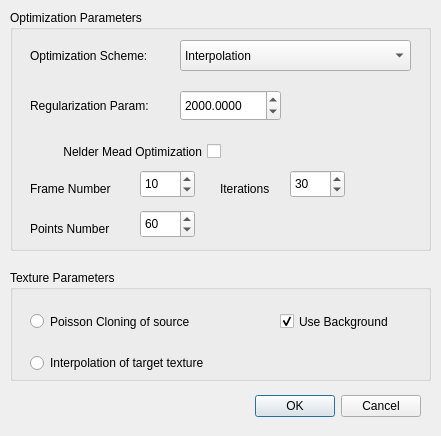
Old version of the form qt_gl/view/settingsDialog.ui in the repository dem42/exp_tran.
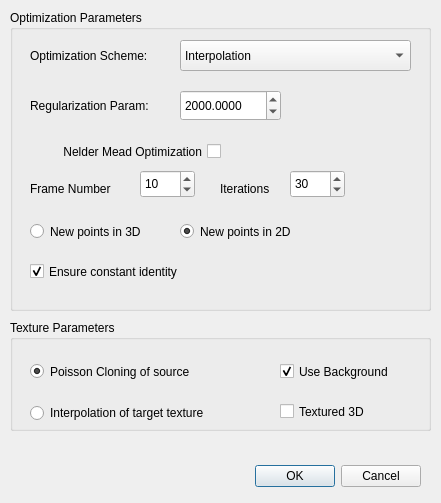
New version of the form.

Diff of the .ui file:
```diff
--- a/qt_gl/view/settingsDialog.ui
+++ b/qt_gl/view/settingsDialog.ui
@@ -7,7 +7,7 @@
     <x>0</x>
     <y>0</y>
     <width>441</width>
-    <height>436</height>
+    <height>503</height>
    </rect>
   </property>
   <property name="windowTitle">
@@ -17,7 +17,7 @@
    <property name="geometry">
     <rect>
      <x>80</x>
-     <y>390</y>
+     <y>460</y>
      <width>341</width>
      <height>32</height>
     </rect>
@@ -35,7 +35,7 @@
      <x>10</x>
      <y>10</y>
      <width>421</width>
-     <height>241</height>
+     <height>301</height>
     </rect>
    </property>
    <property name="title">
@@ -174,33 +174,49 @@
      <string>Iterations</string>
     </property>
    </widget>
-   <widget class="QLabel" name="label_5">
+   <widget class="QCheckBox" name="constantId">
     <property name="geometry">
      <rect>
       <x>20</x>
+      <y>250</y>
+      <width>191</width>
+      <height>23</height>
+     </rect>
+    </property>
+    <property name="text">
+     <string>Ensure constant identity</string>
+    </property>
+    <property name="checked">
+     <bool>true</bool>
+    </property>
+   </widget>
+   <widget class="QRadioButton" name="project3D">
+    <property name="geometry">
+     <rect>
+      <x>20</x>
       <y>210</y>
-      <width>101</width>
-      <height>18</height>
+      <width>141</width>
+      <height>23</height>
      </rect>
     </property>
     <property name="text">
-     <string>Points Number</string>
+     <string>New points in 3D</string>
     </property>
    </widget>
-   <widget class="QSpinBox" name="pointsBox">
+   <widget class="QRadioButton" name="project2D">
     <property name="geometry">
      <rect>
-      <x>130</x>
-      <y>200</y>
-      <width>55</width>
-      <height>28</height>
+      <x>170</x>
+      <y>210</y>
+      <width>141</width>
+      <height>23</height>
      </rect>
     </property>
-    <property name="maximum">
-     <number>1000</number>
+    <property name="text">
+     <string>New points in 2D</string>
     </property>
-    <property name="value">
-     <number>60</number>
+    <property name="checked">
+     <bool>true</bool>
     </property>
    </widget>
   </widget>
@@ -208,7 +224,7 @@
    <property name="geometry">
     <rect>
      <x>10</x>
-     <y>270</y>
+     <y>320</y>
      <width>421</width>
      <height>111</height>
     </rect>
@@ -231,6 +247,9 @@
     <property name="text">
      <string>Poisson Cloning of source</string>
     </property>
+    <property name="checked">
+     <bool>true</bool>
+    </property>
    </widget>
    <widget class="QRadioButton" name="interpolate">
     <property name="geometry">
@@ -264,6 +283,19 @@
      <bool>true</bool>
     </property>
    </widget>
+   <widget class="QCheckBox" name="texture3d">
+    <property name="geometry">
+     <rect>
+      <x>270</x>
+      <y>80</y>
+      <width>111</width>
+      <height>23</height>
+     </rect>
+    </property>
+    <property name="text">
+     <string>Textured 3D</string>
+    </property>
+   </widget>
   </widget>
  </widget>
  <resources/>
```
